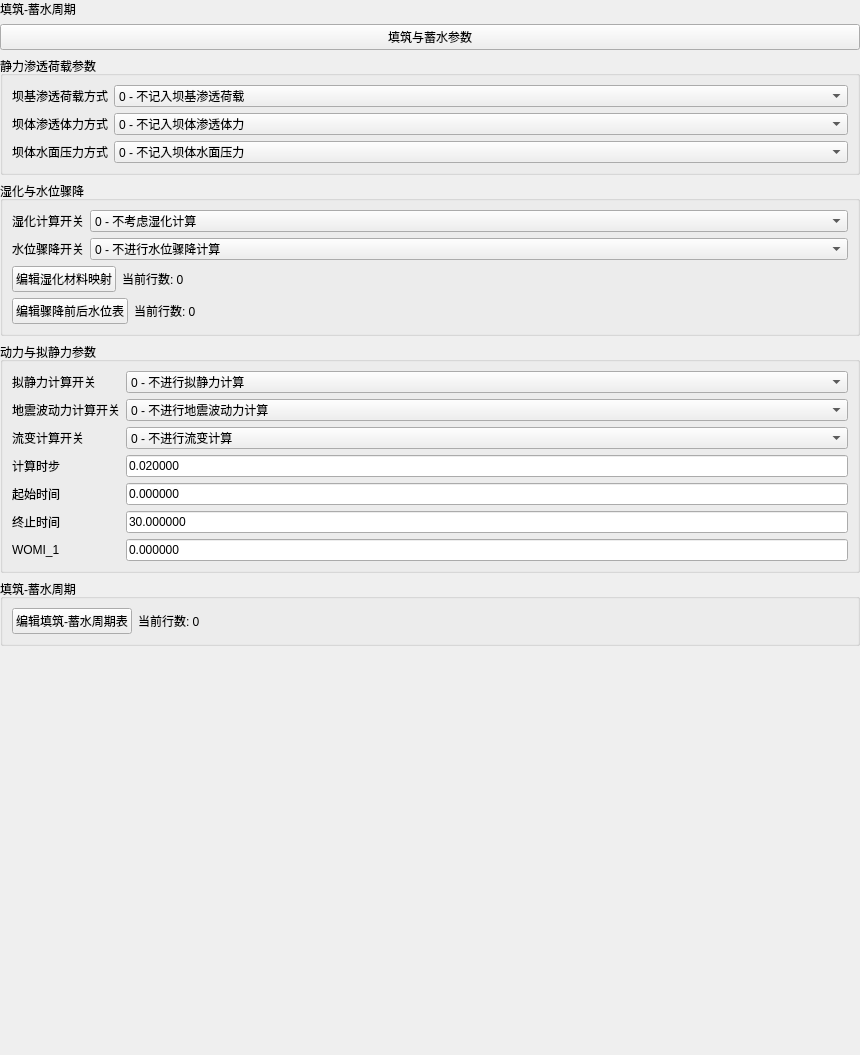
Qt form plugins/Base_Slover/FillStorageCyclePage.ui (asd977/base_cae) before a commit.
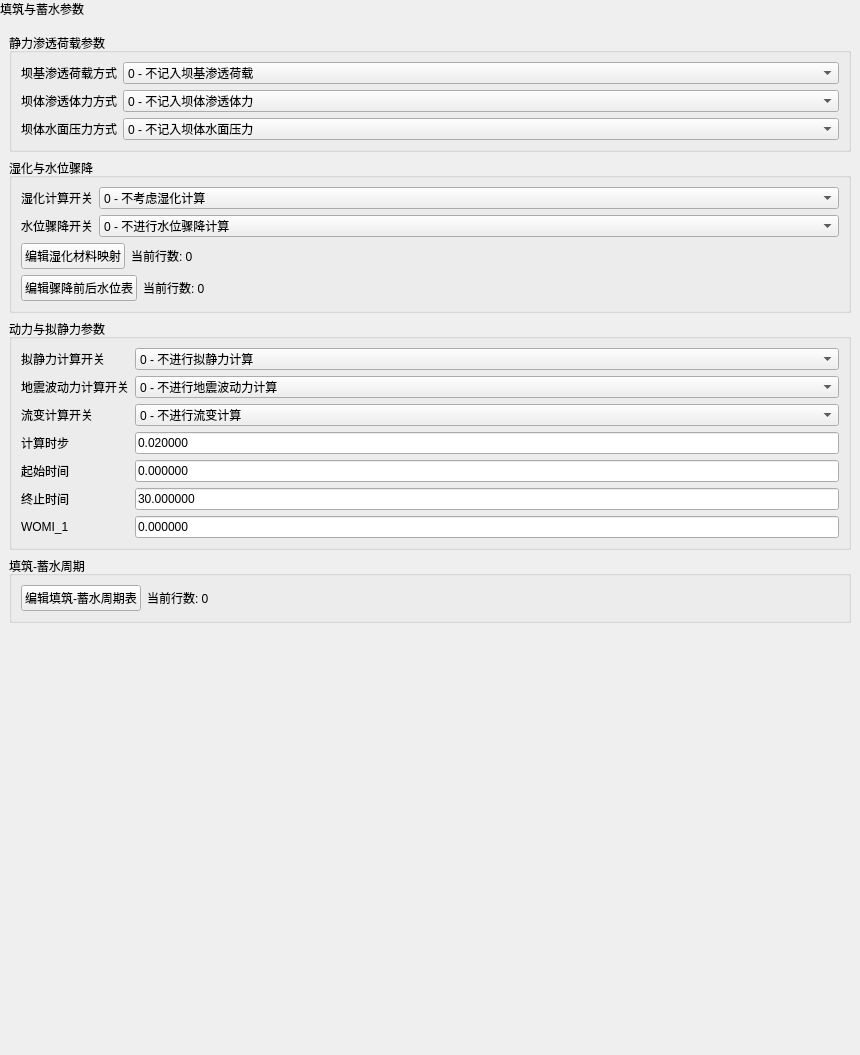
The same form after that commit.

What changed in the file:
```diff
--- a/plugins/Base_Slover/FillStorageCyclePage.ui
+++ b/plugins/Base_Slover/FillStorageCyclePage.ui
@@ -14,7 +14,49 @@
    <string>填筑-蓄水周期</string>
   </property>
   <layout class="QVBoxLayout" name="verticalLayout">
-   <property name="leftMargin"><number>0</number></property><property name="topMargin"><number>0</number></property><property name="rightMargin"><number>0</number></property><property name="bottomMargin"><number>0</number></property><item><widget class="QLabel" name="pageNameLabel"><property name="text"><string>填筑-蓄水周期</string></property></widget></item><item><widget class="QPushButton" name="sectionTitleButton"><property name="text"><string>填筑与蓄水参数</string></property></widget></item><item>
+   <property name="leftMargin">
+    <number>0</number>
+   </property>
+   <property name="topMargin">
+    <number>0</number>
+   </property>
+   <property name="rightMargin">
+    <number>0</number>
+   </property>
+   <property name="bottomMargin">
+    <number>0</number>
+   </property>
+   <item>
+    <widget class="QLabel" name="pageHeaderLabel">
+     <property name="sizePolicy">
+      <sizepolicy hsizetype="Preferred" vsizetype="Fixed">
+       <horstretch>0</horstretch>
+       <verstretch>0</verstretch>
+      </sizepolicy>
+     </property>
+     <property name="text">
+      <string>填筑与蓄水参数</string>
+     </property>
+    </widget>
+   </item>
+   <item>
+    <layout class="QVBoxLayout" name="contentLayout">
+     <property name="leftMargin">
+      <number>9</number>
+     </property>
+     <property name="topMargin">
+      <number>9</number>
+     </property>
+     <property name="rightMargin">
+      <number>9</number>
+     </property>
+     <property name="bottomMargin">
+      <number>9</number>
+     </property>
+     <property name="spacing">
+      <number>6</number>
+     </property>
+     <item>
     <layout class="QVBoxLayout" name="verticalLayoutContent">
      <item>
       <widget class="QGroupBox" name="groupStaticLoad">
@@ -27,6 +69,9 @@
           <property name="text">
            <string>坝基渗透荷载方式</string>
           </property>
+            <property name="wordWrap">
+             <bool>false</bool>
+            </property>
          </widget>
         </item>
         <item row="0" column="1">
@@ -46,6 +91,12 @@
             <string>2 - 由CASEEP读入水头压力并施加面力</string>
            </property>
           </item>
+            <property name="minimumSize">
+             <size>
+              <width>10</width>
+              <height>0</height>
+             </size>
+            </property>
          </widget>
         </item>
         <item row="1" column="0">
@@ -53,6 +104,9 @@
           <property name="text">
            <string>坝体渗透体力方式</string>
           </property>
+            <property name="wordWrap">
+             <bool>false</bool>
+            </property>
          </widget>
         </item>
         <item row="1" column="1">
@@ -72,6 +126,12 @@
             <string>2 - 由CABODY读入节点体力</string>
            </property>
           </item>
+            <property name="minimumSize">
+             <size>
+              <width>10</width>
+              <height>0</height>
+             </size>
+            </property>
          </widget>
         </item>
         <item row="2" column="0">
@@ -79,6 +139,9 @@
           <property name="text">
            <string>坝体水面压力方式</string>
           </property>
+            <property name="wordWrap">
+             <bool>false</bool>
+            </property>
          </widget>
         </item>
         <item row="2" column="1">
@@ -93,6 +156,12 @@
             <string>1 - 记入坝体水面压力</string>
            </property>
           </item>
+            <property name="minimumSize">
+             <size>
+              <width>10</width>
+              <height>0</height>
+             </size>
+            </property>
          </widget>
         </item>
        </layout>
@@ -111,6 +180,9 @@
             <property name="text">
              <string>湿化计算开关</string>
             </property>
+              <property name="wordWrap">
+               <bool>false</bool>
+              </property>
            </widget>
           </item>
           <item row="0" column="1">
@@ -125,6 +197,12 @@
               <string>1 - 考虑湿化计算</string>
              </property>
             </item>
+              <property name="minimumSize">
+               <size>
+                <width>10</width>
+                <height>0</height>
+               </size>
+              </property>
            </widget>
           </item>
           <item row="1" column="0">
@@ -132,6 +210,9 @@
             <property name="text">
              <string>水位骤降开关</string>
             </property>
+              <property name="wordWrap">
+               <bool>false</bool>
+              </property>
            </widget>
           </item>
           <item row="1" column="1">
@@ -146,6 +227,12 @@
               <string>1 - 进行水位骤降计算</string>
              </property>
             </item>
+              <property name="minimumSize">
+               <size>
+                <width>10</width>
+                <height>0</height>
+               </size>
+              </property>
            </widget>
           </item>
          </layout>
@@ -164,6 +251,9 @@
             <property name="text">
              <string>当前行数: 0</string>
             </property>
+              <property name="wordWrap">
+               <bool>false</bool>
+              </property>
            </widget>
           </item>
           <item>
@@ -195,6 +285,9 @@
             <property name="text">
              <string>当前行数: 0</string>
             </property>
+              <property name="wordWrap">
+               <bool>false</bool>
+              </property>
            </widget>
           </item>
           <item>
@@ -226,6 +319,9 @@
           <property name="text">
            <string>拟静力计算开关</string>
           </property>
+            <property name="wordWrap">
+             <bool>false</bool>
+            </property>
          </widget>
         </item>
         <item row="1" column="1">
@@ -240,6 +336,12 @@
             <string>1 - 进行拟静力计算</string>
            </property>
           </item>
+            <property name="minimumSize">
+             <size>
+              <width>10</width>
+              <height>0</height>
+             </size>
+            </property>
          </widget>
         </item>
         <item row="2" column="0">
@@ -247,6 +349,9 @@
           <property name="text">
            <string>地震波动力计算开关</string>
           </property>
+            <property name="wordWrap">
+             <bool>false</bool>
+            </property>
          </widget>
         </item>
         <item row="2" column="1">
@@ -261,6 +366,12 @@
             <string>1 - 进行地震波动力计算</string>
            </property>
           </item>
+            <property name="minimumSize">
+             <size>
+              <width>10</width>
+              <height>0</height>
+             </size>
+            </property>
          </widget>
         </item>
         <item row="3" column="0">
@@ -268,6 +379,9 @@
           <property name="text">
            <string>流变计算开关</string>
           </property>
+            <property name="wordWrap">
+             <bool>false</bool>
+            </property>
          </widget>
         </item>
         <item row="3" column="1">
@@ -282,6 +396,12 @@
             <string>1 - 进行流变计算</string>
            </property>
           </item>
+            <property name="minimumSize">
+             <size>
+              <width>10</width>
+              <height>0</height>
+             </size>
+            </property>
          </widget>
         </item>
         <item row="4" column="0">
@@ -289,6 +409,9 @@
           <property name="text">
            <string>计算时步</string>
           </property>
+            <property name="wordWrap">
+             <bool>false</bool>
+            </property>
          </widget>
         </item>
         <item row="4" column="1">
@@ -296,6 +419,12 @@
           <property name="text">
            <string>0.020000</string>
           </property>
+            <property name="minimumSize">
+             <size>
+              <width>10</width>
+              <height>0</height>
+             </size>
+            </property>
          </widget>
         </item>
         <item row="5" column="0">
@@ -303,6 +432,9 @@
           <property name="text">
            <string>起始时间</string>
           </property>
+            <property name="wordWrap">
+             <bool>false</bool>
+            </property>
          </widget>
         </item>
         <item row="5" column="1">
@@ -310,6 +442,12 @@
           <property name="text">
            <string>0.000000</string>
           </property>
+            <property name="minimumSize">
+             <size>
+              <width>10</width>
+              <height>0</height>
+             </size>
+            </property>
          </widget>
         </item>
         <item row="6" column="0">
@@ -317,6 +455,9 @@
           <property name="text">
            <string>终止时间</string>
           </property>
+            <property name="wordWrap">
+             <bool>false</bool>
+            </property>
          </widget>
         </item>
         <item row="6" column="1">
@@ -324,6 +465,12 @@
           <property name="text">
            <string>30.000000</string>
           </property>
+            <property name="minimumSize">
+             <size>
+              <width>10</width>
+              <height>0</height>
+             </size>
+            </property>
          </widget>
         </item>
         <item row="7" column="0">
@@ -331,6 +478,9 @@
           <property name="text">
            <string>WOMI_1</string>
           </property>
+            <property name="wordWrap">
+             <bool>false</bool>
+            </property>
          </widget>
         </item>
         <item row="7" column="1">
@@ -338,6 +488,12 @@
           <property name="text">
            <string>0.000000</string>
           </property>
+            <property name="minimumSize">
+             <size>
+              <width>10</width>
+              <height>0</height>
+             </size>
+            </property>
          </widget>
         </item>
        </layout>
@@ -361,6 +517,9 @@
           <property name="text">
            <string>当前行数: 0</string>
           </property>
+            <property name="wordWrap">
+             <bool>false</bool>
+            </property>
          </widget>
         </item>
         <item>
@@ -393,6 +552,8 @@
       </size>
      </property>
     </spacer>
+     </item>
+    </layout>
    </item>
   </layout>
  </widget>
```
Lines whose indentation alone changed are shown as unchanged.
